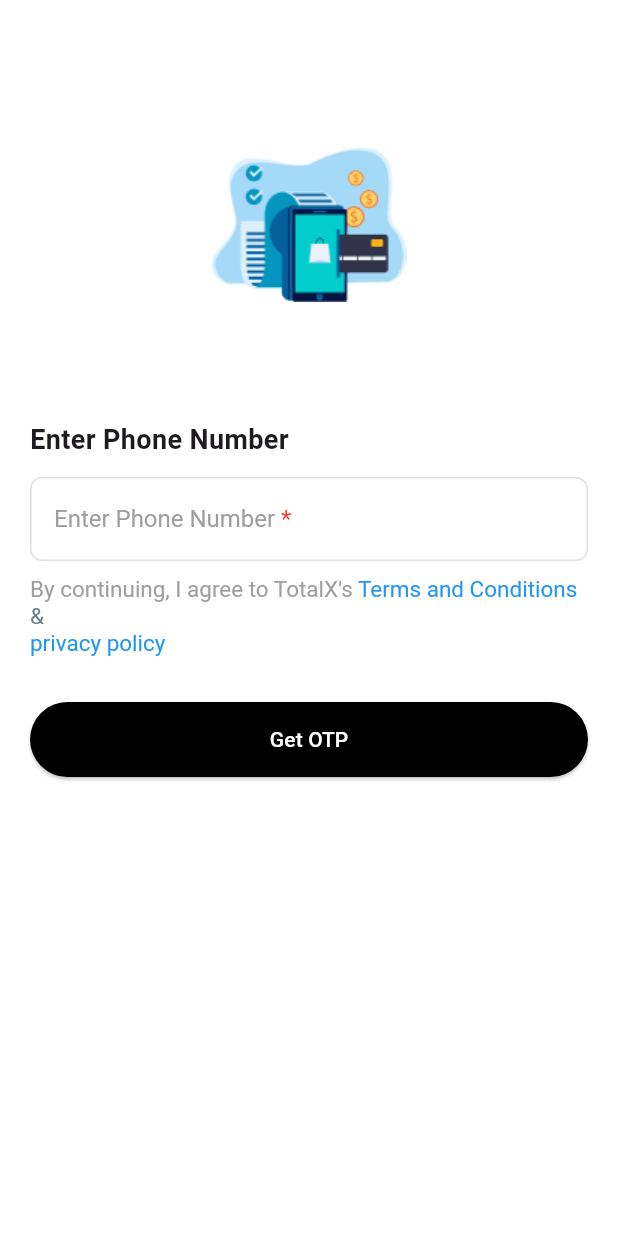
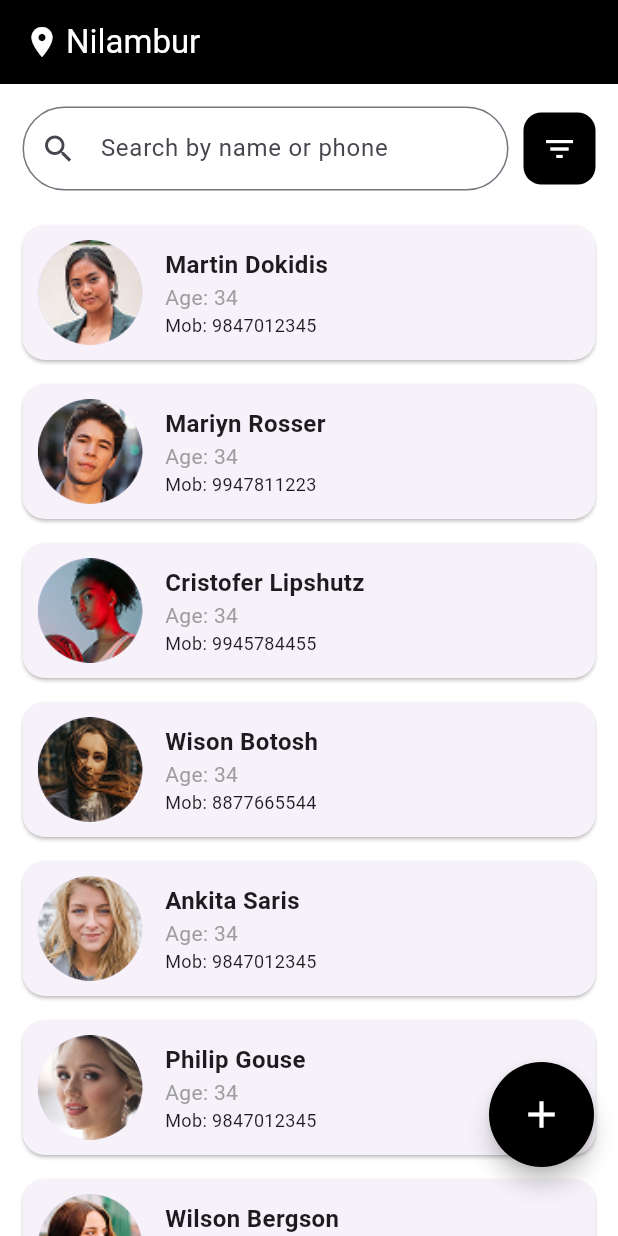
Before and after one commit to nandana2169-afk/UserApplication, a Flutter app: the screen it shows after launch, on a phone screen of 412 x 824 dp. Run offline on Flutter 3.47's test engine with Material 3 defaults, Android fonts, the phone set to English and light mode, and no system bars; our stand-ins replace pin_code_fields.

Commit message:
created model and provider pages for user data management, search functionality, age-based filtering, and added profile images

```diff
--- a/lib/main.dart
+++ b/lib/main.dart
@@ -3,12 +3,12 @@ import 'package:flutter/services.dart';
 import 'package:provider/provider.dart';
 import 'package:user_application/otpscreen.dart';
 import 'package:user_application/provider/provider.dart';
+import 'package:user_application/userlist.dart';
 
 void main() {
-  runApp(ChangeNotifierProvider(
-      create: (_) => UserProvider(),
-      child: const MyApp()
-  ));
+  runApp(
+    ChangeNotifierProvider(create: (_) => UserController(), child: const MyApp()),
+  );
 }
 
 class MyApp extends StatelessWidget {
@@ -18,7 +18,7 @@ class MyApp extends StatelessWidget {
   Widget build(BuildContext context) {
     return const MaterialApp(
       debugShowCheckedModeBanner: false,
-      home: Loginscreen(),
+      home: UserListPage(),
     );
   }
 }
@@ -62,7 +62,6 @@ class _LoginscreenState extends State<Loginscreen> {
                   keyboardType: TextInputType.phone,
                   inputFormatters: [FilteringTextInputFormatter.digitsOnly],
                   decoration: InputDecoration(
-
                     label: RichText(
                       text: const TextSpan(
                         text: 'Enter Phone Number',
@@ -124,17 +123,15 @@ class _LoginscreenState extends State<Loginscreen> {
                   height: 50,
                   child: ElevatedButton(
                     onPressed: () {
-
                       if (_formkey.currentState!.validate()) {
                         _formkey.currentState!.save();
 
-
                         Navigator.push(
                           context,
-                            MaterialPageRoute(builder: (context) => const Otpscreen()),
+                          MaterialPageRoute(
+                            builder: (context) => const Otpscreen(),
+                          ),
                         );
-
-
                       }
                     },
                     style: ElevatedButton.styleFrom(
@@ -153,6 +150,7 @@ class _LoginscreenState extends State<Loginscreen> {
             ),
           ),
         ),
-        ));
+      ),
+    );
   }
 }
--- a/lib/model/model.dart
+++ b/lib/model/model.dart
@@ -1,7 +1,13 @@
-class User{
-  String name;
-  String phone;
-  int age;
+class User {
+  final String name;
+  final String phone;
+  final int age;
+  final String image;
 
-  User({required this.name,required this.phone,required this.age});
+  User({
+    required this.name,
+    required this.phone,
+    required this.age,
+    required this.image,
+  });
 }
--- a/lib/provider/provider.dart
+++ b/lib/provider/provider.dart
@@ -1,48 +1,96 @@
 import 'package:flutter/material.dart';
 import 'package:user_application/model/model.dart';
 
-class UserProvider extends ChangeNotifier {
-  List<User> _users = [];
+class UserController extends ChangeNotifier {
+  List<User> _allUsers = [];
+  List<User> _filteredUsers = [];
   bool isLoading = false;
 
-  List<User> get users => _users;
+  List<User> get users => _filteredUsers;
 
-  // Fetches initial users with a 2-second delay
   Future<void> fetchUsers() async {
     isLoading = true;
     notifyListeners();
 
-    await Future.delayed(const Duration(seconds: 2));
+    await Future.delayed(const Duration(seconds: 1));
 
-    _users = [
-      User(name: 'Alice', phone: '99999', age: 30),
-      User(name: 'Bob', phone: '99478', age: 30),
-      User(name: 'Charly', phone: '994578', age: 30),
+    _allUsers = [
+      User(
+        name: 'Martin Dokidis',
+        phone: '9847012345',
+        age: 34,
+        image: 'assets/userone.png',
+      ),
+      User(
+        name: 'Mariyn Rosser',
+        phone: '9947811223',
+        age: 34,
+        image: 'assets/usertwo.png',
+      ),
+      User(
+        name: 'Cristofer Lipshutz',
+        phone: '9945784455',
+        age: 34,
+        image: 'assets/userthree.png',
+      ),
+      User(
+        name: 'Wison Botosh',
+        phone: '8877665544',
+        age: 34,
+        image: 'assets/userfour.png',
+      ),
+      User(
+        name: 'Ankita Saris',
+        phone: '9847012345',
+        age: 34,
+        image: 'assets/userfive.png',
+      ),
+      User(
+        name: 'Philip Gouse',
+        phone: '9847012345',
+        age: 34,
+        image: 'assets/usersix.png',
+      ),
+      User(
+        name: 'Wilson Bergson',
+        phone: '9847012345',
+        age: 34,
+        image: 'assets/userseven.png',
+      ),
     ];
 
+    _filteredUsers = List.from(_allUsers);
     isLoading = false;
+    notifyListeners();
+  }
+
+  void searchUser(String query) {
+    if (query.isEmpty) {
+      _filteredUsers = List.from(_allUsers);
+    } else {
+      _filteredUsers = _allUsers.where((user) {
+        return user.name.toLowerCase().contains(query.toLowerCase()) ||
+            user.phone.contains(query);
+      }).toList();
+    }
+    notifyListeners();
+  }
+
+  void filterByAge(String category) {
+    if (category == "Older") {
+      _filteredUsers = _allUsers.where((u) => u.age >= 60).toList();
+    } else if (category == "Younger") {
+      _filteredUsers = _allUsers.where((u) => u.age < 60).toList();
+    } else {
+      _filteredUsers = List.from(_allUsers);
+    }
     notifyListeners();
   }
 
 
   void addUser(User user) {
-    _users.add(user);
+    _allUsers.insert(0, user);
+    _filteredUsers = List.from(_allUsers);
     notifyListeners();
   }
-
-
-  List<User> searchUsers(String query) {
-    if (query.isEmpty) return _users;
-
-    return _users.where((user) {
-      final nameMatches = user.name.toLowerCase().contains(query.toLowerCase());
-      final phoneMatches = user.phone.contains(query);
-      return nameMatches || phoneMatches;
-    }).toList();
-  }
-
-
-  List<User> filterByAge(int targetAge) {
-    return _users.where((user) => user.age == targetAge).toList();
-  }
 }
--- /dev/null
+++ b/lib/userlist.dart
@@ -0,0 +1,222 @@
+import 'package:flutter/material.dart';
+import 'package:provider/provider.dart';
+import 'package:user_application/model/model.dart';
+import 'package:user_application/provider/provider.dart';
+
+class UserListPage extends StatefulWidget {
+  const UserListPage({super.key});
+
+  @override
+  State<UserListPage> createState() => _UserListPageState();
+}
+
+class _UserListPageState extends State<UserListPage> {
+  String selectedFilter = "All";
+
+  @override
+  void initState() {
+    super.initState();
+    context.read<UserController>().fetchUsers();
+  }
+
+  void _showAddUserDialog(BuildContext context) {
+    final nameController = TextEditingController();
+    final phoneController = TextEditingController();
+    final ageController = TextEditingController();
+
+    showDialog(
+      context: context,
+      builder: (context) => AlertDialog(
+        shape: RoundedRectangleBorder(borderRadius: BorderRadius.circular(20)),
+        title: const Text("Add A New User", style: TextStyle(fontWeight: FontWeight.bold)),
+        content: SingleChildScrollView(
+          child: Column(
+            mainAxisSize: MainAxisSize.min,
+            children: [
+              GestureDetector(
+                onTap: () {},
+                child: CircleAvatar(
+                  radius: 35,
+                  backgroundColor: Colors.grey.shade200,
+                  child: const Icon(Icons.add_a_photo, color: Colors.black),
+                ),
+              ),
+              const SizedBox(height: 15),
+              TextField(controller: nameController, decoration: const InputDecoration(labelText: "Name")),
+              TextField(controller: phoneController, decoration: const InputDecoration(labelText: "Phone Number"), keyboardType: TextInputType.phone),
+              TextField(controller: ageController, decoration: const InputDecoration(labelText: "Age"), keyboardType: TextInputType.number),
+            ],
+          ),
+        ),
+        actions: [
+          TextButton(
+            style: TextButton.styleFrom(backgroundColor: Colors.grey, foregroundColor: Colors.white),
+            onPressed: () => Navigator.pop(context),
+            child: const Text("Cancel"),
+          ),
+          ElevatedButton(
+            style: ElevatedButton.styleFrom(backgroundColor: Colors.blue, foregroundColor: Colors.white),
+            onPressed: () {
+              if (nameController.text.isNotEmpty) {
+                final newUser = User(
+                  name: nameController.text,
+                  phone: phoneController.text,
+                  age: int.tryParse(ageController.text) ?? 0,
+                  image: 'assets/userone.png',
+                );
+                context.read<UserController>().addUser(newUser);
+                Navigator.pop(context);
+              }
+            },
+            child: const Text("Save"),
+          ),
+        ],
+      ),
+    );
+  }
+
+  @override
+  Widget build(BuildContext context) {
+    final controller = context.watch<UserController>();
+
+    return Scaffold(
+      backgroundColor: Colors.white,
+      appBar: AppBar(
+        backgroundColor: Colors.black,
+        automaticallyImplyLeading: false,
+        title: const Row(
+          children: [
+            Icon(Icons.location_on, color: Colors.white),
+            SizedBox(width: 4),
+            Text('Nilambur', style: TextStyle(color: Colors.white)),
+          ],
+        ),
+      ),
+      body: Column(
+        children: [
+          Padding(
+            padding: const EdgeInsets.all(15.0),
+            child: Row(
+              children: [
+                Expanded(
+                  child: TextField(
+                    onChanged: (val) => controller.searchUser(val),
+                    decoration: InputDecoration(
+                      hintText: "Search by name or phone",
+                      prefixIcon: const Icon(Icons.search),
+                      border: OutlineInputBorder(borderRadius: BorderRadius.circular(30)),
+                    ),
+                  ),
+                ),
+                const SizedBox(width: 10),
+                GestureDetector(
+                  onTap: () => _showSortingDialog(controller),
+                  child: Container(
+                    padding: const EdgeInsets.all(12),
+                    decoration: BoxDecoration(color: Colors.black, borderRadius: BorderRadius.circular(12)),
+                    child: const Icon(Icons.filter_list, color: Colors.white),
+                  ),
+                ),
+              ],
+            ),
+          ),
+          Expanded(
+            child: controller.isLoading
+                ? const Center(child: CircularProgressIndicator())
+                : ListView.builder(
+                    itemCount: controller.users.length,
+                    itemBuilder: (context, index) {
+                      final user = controller.users[index];
+                      return Card(
+                        margin: const EdgeInsets.symmetric(horizontal: 15, vertical: 8),
+                        shape: RoundedRectangleBorder(borderRadius: BorderRadius.circular(15)),
+                        child: Container(
+                          padding: const EdgeInsets.all(10),
+                          child: Row(
+                            children: [
+                              CircleAvatar(radius: 35, backgroundImage: AssetImage(user.image)),
+                              const SizedBox(width: 15),
+                              Expanded(
+                                child: Column(
+                                  mainAxisAlignment: MainAxisAlignment.center,
+                                  crossAxisAlignment: CrossAxisAlignment.start,
+                                  children: [
+                                    Text(user.name, style: const TextStyle(fontWeight: FontWeight.bold, fontSize: 16)),
+                                    Text("Age: ${user.age}", style: const TextStyle(color: Colors.grey)),
+                                    Text("Mob: ${user.phone}", style: const TextStyle(fontSize: 12)),
+                                  ],
+                                ),
+                              ),
+                            ],
+                          ),
+                        ),
+                      );
+                    },
+                  ),
+          ),
+        ],
+      ),
+      floatingActionButton: Padding(
+        padding: const EdgeInsets.only(bottom: 30.0),
+        child: SizedBox(
+          width: 70, height: 70,
+          child: FloatingActionButton(
+            backgroundColor: Colors.black,
+            shape: const CircleBorder(),
+            onPressed: () => _showAddUserDialog(context),
+            child: const Icon(Icons.add, color: Colors.white, size: 30),
+          ),
+        ),
+      ),
+    );
+  }
+
+ void _showSortingDialog(UserController controller) {
+    showModalBottomSheet(
+      context: context,
+      shape: const RoundedRectangleBorder(
+        borderRadius: BorderRadius.vertical(top: Radius.circular(20)),
+      ),
+      builder: (context) => Column(
+        mainAxisSize: MainAxisSize.min,
+        children: [
+          const Padding(
+            padding: EdgeInsets.all(16),
+            child: Text(
+              "Sort by Age Category",
+              style: TextStyle(fontWeight: FontWeight.bold, fontSize: 18)
+            )
+          ),
+          RadioListTile(
+            title: const Text("All"),
+            value: "All",
+            groupValue: selectedFilter,
+            activeColor: Colors.blue,
+            onChanged: (v) => _updateFilter(v!, controller)
+          ),
+          // --- UPDATED LABELS FOR INSTRUCTOR REQUIREMENTS ---
+          RadioListTile(
+            title: const Text("Older (Above 60)"),
+            value: "Older",
+            groupValue: selectedFilter,
+            activeColor: Colors.blue,
+            onChanged: (v) => _updateFilter(v!, controller)
+          ),
+          RadioListTile(
+            title: const Text("Younger (Below 60)"),
+            value: "Younger",
+            groupValue: selectedFilter,
+            activeColor: Colors.blue,
+            onChanged: (v) => _updateFilter(v!, controller)
+          ),
+          const SizedBox(height: 20),
+        ],
+      ),
+    );
+  }
+  void _updateFilter(String val, UserController controller) {
+    setState(() => selectedFilter = val);
+    controller.filterByAge(val);
+    Navigator.pop(context);
+  }
+}
```
Also changed, not shown: lib/otpscreen.dart (+10 -1 lines), assets/userface.png (added), assets/userfive.png (added), assets/userfour.png (added), assets/userone.png (added), assets/userseven.png (added), assets/usersix.png (added), assets/userthree.png (added), assets/usertwo.png (added). Lines whose indentation alone changed are shown as unchanged.
